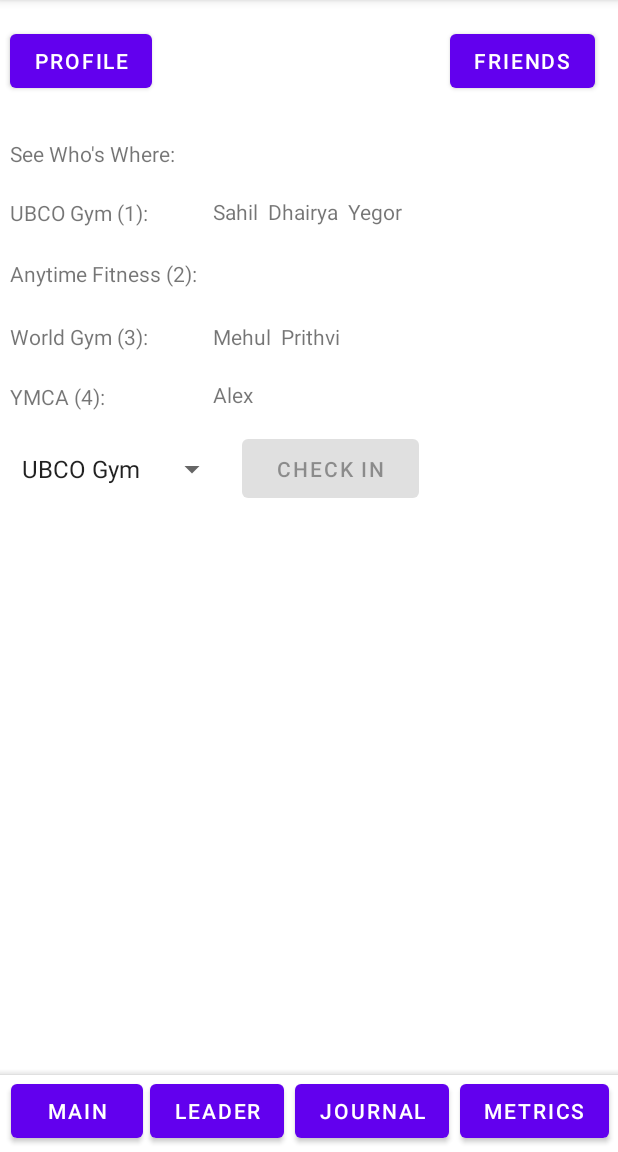
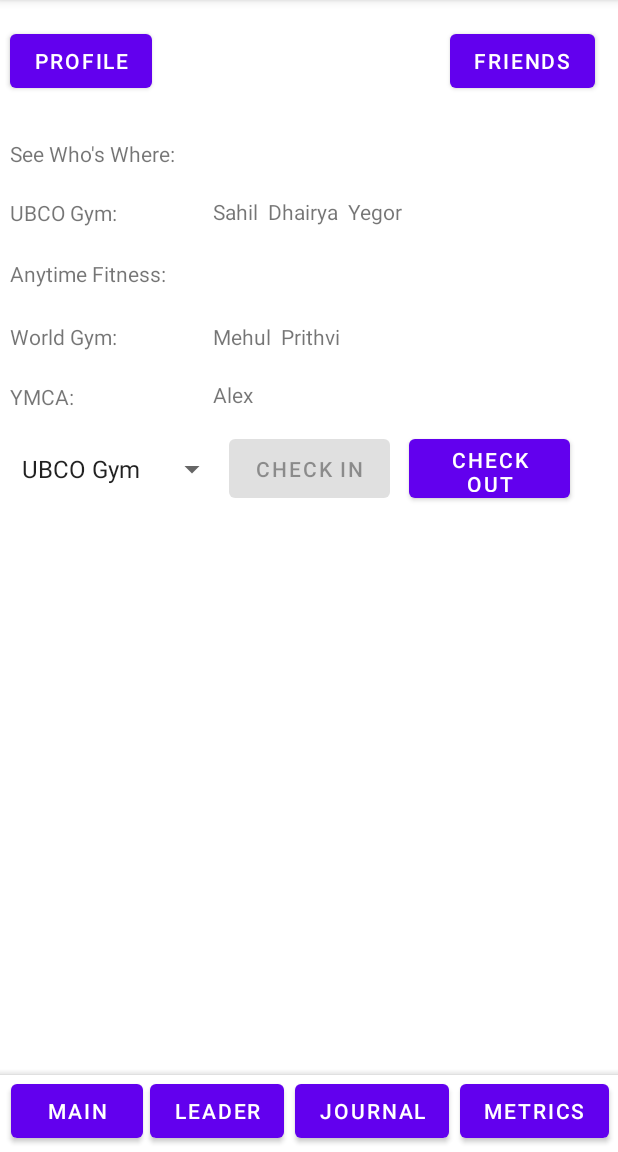
Before and after one commit to dhairyab0069/Atlas, an Android app: the screen it shows after launch (MainActivity), after a tap on "CHECK IN", on a phone screen of 412 x 824 dp, the part 84-1236 px from its top. Run offline under Robolectric (Android 15) with nearby library versions, the phone set to English and light mode, and no system bars.

Commit message:
Gym List and Check-in/Check-out Complete!

```diff
--- a/app/src/main/java/com/example/atlas/MainActivity.java
+++ b/app/src/main/java/com/example/atlas/MainActivity.java
@@ -13,13 +13,12 @@ import java.util.ArrayList;
 
 public class MainActivity extends AppCompatActivity {
 
-    Button profile, friends, checkIn, main, leader, journal, metrics;
+    Button profile, friends, checkIn, main, leader, journal, metrics, checkOut;
     TextView see, gym1, gym2, gym3, gym4;
     TextView gym1Friends, gym2Friends, gym3Friends, gym4Friends;
     Spinner gym;
     String name;
-    String old1, old2, old3, old4;
-//    String gymList[] = {"UBCO Gym", "Anytime Fitness", "World Gym", "YMCA"};
+
     ArrayList<String> gym1People = new ArrayList<String>();
     ArrayList<String> gym2People = new ArrayList<String>();
     ArrayList<String> gym3People = new ArrayList<String>();
@@ -37,6 +36,7 @@ public class MainActivity extends AppCompatActivity {
         StringBuilder str2 = new StringBuilder();
         StringBuilder str3 = new StringBuilder();
         StringBuilder str4 = new StringBuilder();
+
 
 
 
@@ -58,6 +58,7 @@ public class MainActivity extends AppCompatActivity {
         leader = findViewById(R.id.leaderButton);
         journal = findViewById(R.id.journalButton);
         metrics = findViewById(R.id.metricsButton);
+        checkOut = findViewById(R.id.checkOut);
 
         //TextViews for gym names
         see = (TextView) findViewById(R.id.seeWho);
@@ -84,33 +85,30 @@ public class MainActivity extends AppCompatActivity {
 
         for(String name: gym1People){
             str1.append(name+"  ");
-            System.out.println(str1);
         }
         gym1Friends.setText(str1.toString());
-        old1 = str1.toString();
 
         for(String name: gym2People){
             str2.append(name+"  ");
         }
         gym2Friends.setText(str2.toString());
-        old2 = str2.toString();
 
         for(String name: gym3People){
             str3.append(name+"  ");
         }
         gym3Friends.setText(str3.toString());
-        old3 = str3.toString();
 
         for(String name: gym4People){
             str4.append(name+"  ");
         }
         gym4Friends.setText(str4.toString());
-        old4 = str4.toString();
 
         if(gym.getSelectedItem()==null){
             checkIn.setEnabled(false);
         }else
             checkIn.setEnabled(true);
+
+        checkOut.setEnabled(false);
 
         checkIn.setOnClickListener(new View.OnClickListener() {
             @Override
@@ -118,7 +116,7 @@ public class MainActivity extends AppCompatActivity {
                 gymSelection = gym.getSelectedItem().toString();
                 if(gymSelection.equals("UBCO Gym")) {
                     gym1People.add(name);
-                    str1.append(name);
+                    str1.append(name+" ");
                     gym1Friends.setText(str1.toString());
                 }else if(gymSelection.equals("Anytime Fitness")) {
                     gym2People.add(name);
@@ -134,6 +132,49 @@ public class MainActivity extends AppCompatActivity {
                     gym4Friends.setText(str4.toString());
                 }
                 checkIn.setEnabled(false);
+                checkOut.setEnabled(true);
+            }
+        });
+
+        checkOut.setOnClickListener(new View.OnClickListener() {
+            @Override
+            public void onClick(View view) {
+                if(gymSelection.equals("UBCO Gym")) {
+                    if(str1.length()==name.length()) {
+                        gym1Friends.setText(" ");
+                        str1.replace(0, str1.length()," ");
+                    }
+                    else {
+                        str1.delete(str1.length() - 1 - name.length() - 1, str1.length());
+                        gym1Friends.setText(str1);
+                    }
+                }else if(gymSelection.equals("Anytime Fitness")) {
+                    if(str2.length()==name.length()) {
+                        gym2Friends.setText(" ");
+                        str2.replace(0, str2.length(), " ");
+                    }else {
+                        str2.delete(str2.length() - name.length() - 1, str2.length());
+                        gym2Friends.setText(str2);
+                    }
+                }else if(gymSelection.equals("World Gym")) {
+                    if(str3.length()==name.length()) {
+                        str3.replace(0, str3.length() ," ");
+                        gym3Friends.setText(" ");
+                    }else {
+                        str3.delete(str3.length() - 1 - name.length() - 1, str3.length());
+                        gym3Friends.setText(str3);
+                    }
+                }else {
+                    if (str4.length() == name.length()){
+                        str4.replace(0, str4.length() , " ");
+                        gym4Friends.setText(" ");
+                    }else {
+                        str4.delete(str4.length() - 1 - name.length() - 1, str4.length());
+                        gym4Friends.setText(str4);
+                    }
+                }
+                checkOut.setEnabled(false);
+                checkIn.setEnabled(true);
             }
         });
     }
--- a/app/src/main/res/layout/activity_main.xml
+++ b/app/src/main/res/layout/activity_main.xml
@@ -5,6 +5,18 @@
     android:layout_width="match_parent"
     android:layout_height="match_parent"
     tools:context=".MainActivity">
+
+    <Button
+        android:id="@+id/checkOut"
+        android:layout_width="107dp"
+        android:layout_height="51dp"
+        android:text="Check Out"
+        app:layout_constraintBottom_toBottomOf="parent"
+        app:layout_constraintEnd_toEndOf="parent"
+        app:layout_constraintHorizontal_bias="0.894"
+        app:layout_constraintStart_toStartOf="parent"
+        app:layout_constraintTop_toTopOf="parent"
+        app:layout_constraintVertical_bias="0.4" />
 
     <TextView
         android:id="@+id/friends3"
@@ -58,7 +70,7 @@
         android:id="@+id/gym1"
         android:layout_width="123dp"
         android:layout_height="30dp"
-        android:text="UBCO Gym (1):"
+        android:text="UBCO Gym:"
         app:layout_constraintBottom_toBottomOf="parent"
         app:layout_constraintEnd_toEndOf="parent"
         app:layout_constraintHorizontal_bias="0.024"
@@ -70,7 +82,7 @@
         android:id="@+id/gym4"
         android:layout_width="123dp"
         android:layout_height="30dp"
-        android:text="YMCA (4):"
+        android:text="YMCA:"
         app:layout_constraintBottom_toBottomOf="parent"
         app:layout_constraintEnd_toEndOf="parent"
         app:layout_constraintHorizontal_bias="0.024"
@@ -82,7 +94,7 @@
         android:id="@+id/gym3"
         android:layout_width="123dp"
         android:layout_height="30dp"
-        android:text="World Gym (3): "
+        android:text="World Gym: "
         app:layout_constraintBottom_toBottomOf="parent"
         app:layout_constraintEnd_toEndOf="parent"
         app:layout_constraintHorizontal_bias="0.024"
@@ -177,12 +189,11 @@
 
     <Button
         android:id="@+id/checkIn"
-        android:layout_width="118dp"
+        android:layout_width="107dp"
         android:layout_height="51dp"
         android:text="Check In"
         app:layout_constraintBottom_toBottomOf="parent"
         app:layout_constraintEnd_toEndOf="parent"
-        app:layout_constraintHorizontal_bias="0.549"
         app:layout_constraintStart_toStartOf="parent"
         app:layout_constraintTop_toTopOf="parent"
         app:layout_constraintVertical_bias="0.4" />
@@ -203,7 +214,7 @@
         android:id="@+id/gym2"
         android:layout_width="136dp"
         android:layout_height="28dp"
-        android:text="Anytime Fitness (2):"
+        android:text="Anytime Fitness:"
         app:layout_constraintBottom_toBottomOf="parent"
         app:layout_constraintEnd_toEndOf="parent"
         app:layout_constraintHorizontal_bias="0.024"
```
